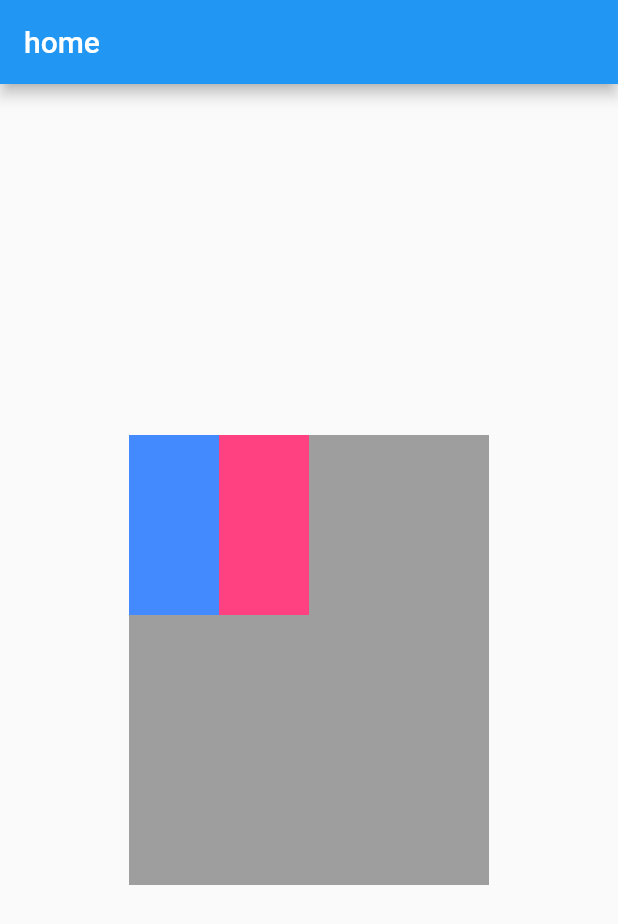
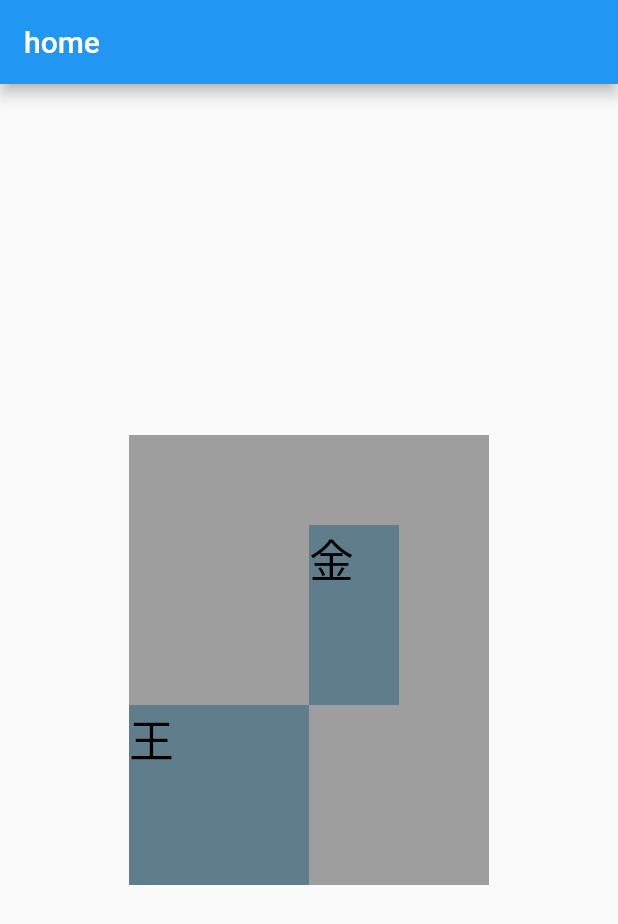
Before and after one commit to shukubota/ohsho_shutsujin, a Flutter app: the screen it shows after launch, on a phone screen of 412 x 824 dp. Shown: the top 924 px of the screen. Run offline on Flutter 3.47's test engine with Material 2 defaults, Android fonts, the light colour scheme and no system bars; our stand-ins replace flutter_hooks, hooks_riverpod.

Commit message:
コマの動き制御

```diff
--- a/lib/model/koma.dart
+++ b/lib/model/koma.dart
@@ -50,10 +50,11 @@
 
   // そのコマが埋めている座標のlist(height * width分ある)
   List<Point> getPointList() {
+    final originPoint = point;
     final pointList = <Point>[];
     for (int i = 0; i < height; i++) {
       for (int j = 0; j < width; j++) {
-        pointList.add(Point(x: j, y: i));
+        pointList.add(Point(x: originPoint.x + j, y: originPoint.y + i));
       }
     }
     return pointList;
--- a/lib/pages/panel.dart
+++ b/lib/pages/panel.dart
@@ -1,51 +1,90 @@
 import 'package:flutter/material.dart';
 import 'package:flutter/widgets.dart';
 import 'package:flutter_hooks/flutter_hooks.dart';
+import 'package:hooks_riverpod/hooks_riverpod.dart';
+import 'package:ohsho_shutsujin/model/koma.dart';
+import 'package:ohsho_shutsujin/providers/location_provider.dart';
+import 'package:ohsho_shutsujin/service/map.dart';
+import 'package:ohsho_shutsujin/widgets/koma_view.dart';
 
 import '../main.dart';
 
 const double pieceSize = 60;
 
-class Panel extends HookWidget {
-  const Panel({Key? key}) : super(key: key);
+const int panelCountX = 4;
+const int panelCountY = 5;
+const double panelWidth = pieceSize * panelCountX;
+const double panelHeight = pieceSize * panelCountY;
+
+// コマのlocation情報を管理する
+final mapService = MapService();
+
+class Panel extends ConsumerWidget {
+  Panel({Key? key}) : super(key: key);
+  // var ohsho = Koma(komaType: KomaType.ohsho, point: Point(x: 0, y: 0), title: "王");
+  // final kin = Koma(komaType: KomaType.kin, point: Point(x: 2, y: 2), title: "金");
+
 
   @override
-  Widget build(BuildContext context) {
+  Widget build(BuildContext context, WidgetRef ref) {
+    KomaMap komaMap = ref.watch(komaMapProvider);
+
+    print(komaMap.komaList);
+
+    void toRight(Koma koma) {
+      ref.read(komaMapProvider.notifier).changeKomaPointToRight(koma);
+    }
+
+    void toLeft(Koma koma) {
+      ref.read(komaMapProvider.notifier).changeKomaPointToLeft(koma);
+    }
+
+    void up(Koma koma) {
+      ref.read(komaMapProvider.notifier).changeKomaPointUp(koma);
+    }
+    void down(Koma koma) {
+      ref.read(komaMapProvider.notifier).changeKomaPointDown(koma);
+    }
+
     return Container(
       color: Colors.blue,
       child: Stack(
         children: [
           Container(
-            width: pieceSize * 4,
-            height: pieceSize * 5,
+            width: panelWidth,
+            height: panelHeight,
             color: Colors.grey,
-            child: GestureDetector(
-              onHorizontalDragEnd: (DragEndDetails point) {
-                print('end');
-                print(point.velocity.pixelsPerSecond.dx);
-                print(point.velocity);
-                // dynamic transitionFunction = () => {};
-                if (point.velocity.pixelsPerSecond.dx > 0.0) {
-                  rootNavigatorKey.currentState
-                      ?.pushReplacement(_transit(TransitionType.fromLeft));
-                } else if (point.velocity.pixelsPerSecond.dx < 0.0) {
-                  rootNavigatorKey.currentState
-                      ?.pushReplacement(_transit(TransitionType.fromRight));
-                }
-                // 0の時は何もしない
-              },
-            ),
+            // child: GestureDetector(
+            //   onHorizontalDragEnd: (DragEndDetails point) {
+            //     print('end');
+            //     print(point.velocity.pixelsPerSecond.dx);
+            //     print(point.velocity);
+            //     // dynamic transitionFunction = () => {};
+            //     if (point.velocity.pixelsPerSecond.dx > 0.0) {
+            //       rootNavigatorKey.currentState
+            //           ?.pushReplacement(_transit(TransitionType.fromLeft));
+            //     } else if (point.velocity.pixelsPerSecond.dx < 0.0) {
+            //       rootNavigatorKey.currentState
+            //           ?.pushReplacement(_transit(TransitionType.fromRight));
+            //     }
+            //     // 0の時は何もしない
+            //   },
+            // ),
           ),
-          Container(
-            width: pieceSize,
-            height: pieceSize * 2,
-            color: Colors.blueAccent,
+          // ohsho
+          KomaView(
+            koma: komaMap.komaList[0],
+            toRight: toRight,
+            toLeft: toLeft,
+            up: up,
+            down: down,
           ),
-          Container(
-            margin: const EdgeInsets.only(left: pieceSize),
-            width: pieceSize,
-            height: pieceSize * 2,
-            color: Colors.pinkAccent,
+          KomaView(
+            koma: komaMap.komaList[1],
+            toRight: toRight,
+            toLeft: toLeft,
+            up: up,
+            down: down,
           ),
         ],
       ),
--- a/lib/widgets/koma_view.dart
+++ b/lib/widgets/koma_view.dart
@@ -5,19 +5,52 @@
 import 'package:ohsho_shutsujin/pages/panel.dart';
 
 class KomaView extends HookWidget {
-  late Koma koma;
-  KomaView({ Key? key, required Koma koma}) {
-    this.koma = koma;
-  }
+  final Koma koma;
+  final Function toRight;
+  final Function toLeft;
+  final Function up;
+  final Function down;
+  const KomaView({
+    Key? key,
+    required this.koma,
+    required this.toRight,
+    required this.toLeft,
+    required this.up,
+    required this.down,
+  }): super(key: key);
   @override
   Widget build(BuildContext context) {
-    return Container(
-      width: pieceSize * koma.width,
-      height: pieceSize * koma.height,
-      margin: const EdgeInsets.fromLTRB(pieceSize * 1.0, 0.0, 0, pieceSize * 0.0),
-      // padding: EdgeInsets.fromLTRB(koma.point.x.toDouble(), 0, 0, koma.point.y.toDouble()),
-      color: Colors.redAccent,
-      child: const Text("金"),
+    final double marginFromTop = panelHeight - pieceSize * (koma.height + koma.point.y.toDouble());
+    final double marginFromLeft = pieceSize * koma.point.x.toDouble();
+    return GestureDetector(
+      onHorizontalDragEnd: (DragEndDetails diff) {
+        if (diff.velocity.pixelsPerSecond.dx > 0) {
+          toRight(koma);
+        } else if (diff.velocity.pixelsPerSecond.dx < 0){
+          toLeft(koma);
+        }
+      },
+      onVerticalDragEnd: (DragEndDetails diff) {
+        print(diff.velocity.pixelsPerSecond);
+        if (diff.velocity.pixelsPerSecond.dy < 0) {
+          up(koma);
+        } else if (diff.velocity.pixelsPerSecond.dy > 0){
+          down(koma);
+        }
+      },
+      child: Container(
+        width: pieceSize * koma.width,
+        height: pieceSize * koma.height,
+        margin: EdgeInsets.fromLTRB(marginFromLeft, marginFromTop, 0, 0),
+        color: Colors.blueGrey,
+        child: Text(
+            koma.title,
+            style: const TextStyle(
+              color: Colors.black,
+              fontSize: 30,
+            ),
+        ),
+      ),
     );
   }
 }
```
